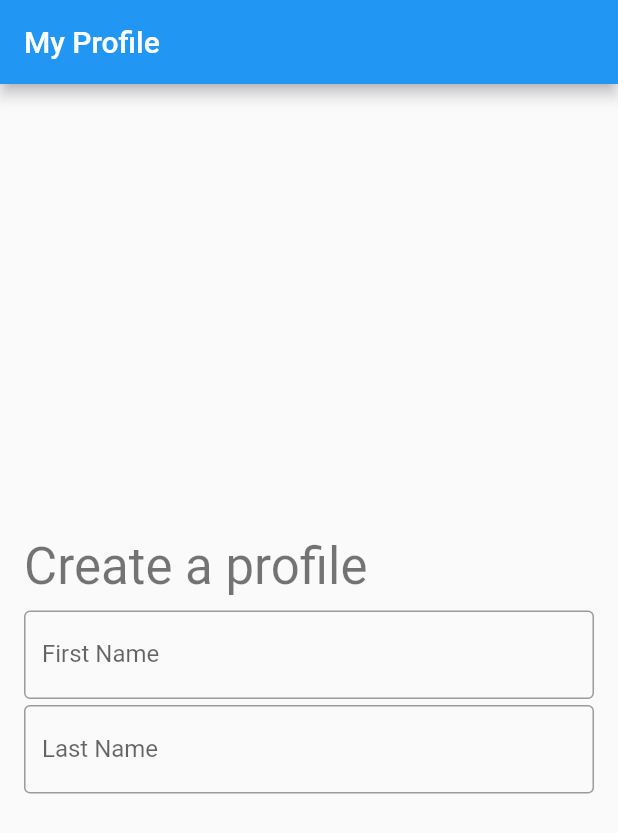
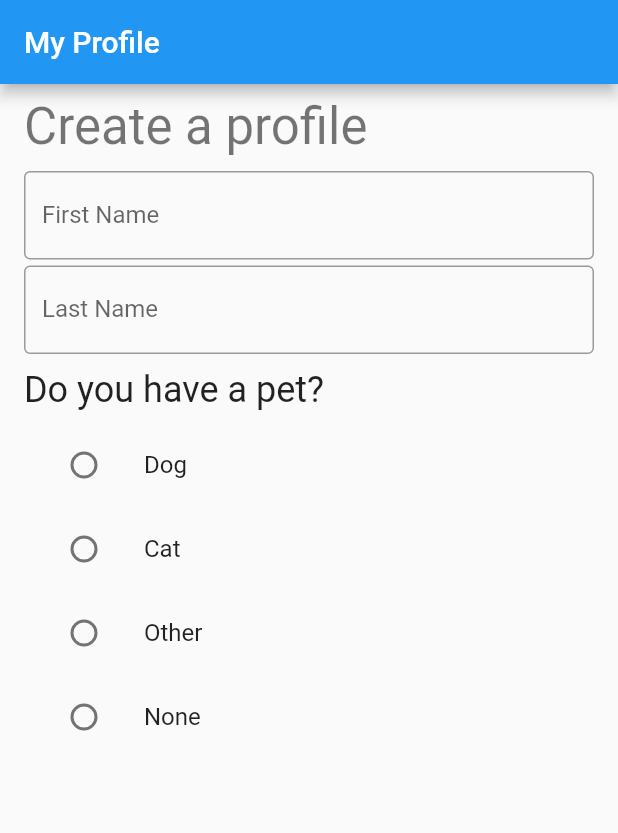
Before and after one commit to songyang-dev/vanier-mobile-interactive-widgets, a Flutter app: the screen it shows after launch, on a phone screen of 412 x 824 dp. Shown: the top 833 px of the screen. Run offline on Flutter 3.47's test engine with Material 2 defaults, Android fonts, the phone set to English and light mode, and no system bars.

```diff
--- a/lib/home/home.dart
+++ b/lib/home/home.dart
@@ -1,4 +1,7 @@
 import 'package:flutter/material.dart';
+
+import 'name.dart';
+import 'pet.dart';
 
 class HomeScreen extends StatelessWidget {
   const HomeScreen({super.key});
@@ -30,7 +33,9 @@ class _PersonalFormState extends State<PersonalForm> {
     return Center(
       child: Padding(
         padding: const EdgeInsets.symmetric(horizontal: 16.0),
-        child: Column(
+        child: ListView(
+          children: [
+            Column(
               mainAxisAlignment: MainAxisAlignment.center,
               crossAxisAlignment: CrossAxisAlignment.start,
               children: [
@@ -41,15 +46,18 @@ class _PersonalFormState extends State<PersonalForm> {
                     style: Theme.of(context).textTheme.headlineMedium,
                   ),
                 ),
+                NameFields(
+                    firstNameController: _firstNameController,
+                    lastNameController: _lastNameController),
                 Padding(
-              padding: const EdgeInsets.symmetric(vertical: 2.0),
-              child: ShortTextField(
-                  textController: _firstNameController, label: "First Name"),
+                  padding: const EdgeInsets.symmetric(vertical: 8.0),
+                  child: Text(
+                    "Do you have a pet?",
+                    style: Theme.of(context).textTheme.headlineSmall,
                   ),
-            Padding(
-              padding: const EdgeInsets.symmetric(vertical: 2.0),
-              child: ShortTextField(
-                  textController: _lastNameController, label: "Last Name"),
+                ),
+                const PetChoices(),
+              ],
             ),
           ],
         ),
@@ -57,25 +65,3 @@ class _PersonalFormState extends State<PersonalForm> {
     );
   }
 }
-
-class ShortTextField extends StatelessWidget {
-  const ShortTextField({
-    super.key,
-    required this.textController,
-    required this.label,
-  });
-
-  final TextEditingController textController;
-  final String label;
-
-  @override
-  Widget build(BuildContext context) {
-    return TextField(
-      controller: textController,
-      decoration: InputDecoration(
-        border: const OutlineInputBorder(),
-        labelText: label,
-      ),
-    );
-  }
-}
--- /dev/null
+++ b/lib/home/name.dart
@@ -0,0 +1,32 @@
+import 'package:flutter/material.dart';
+import '../shared/shared.dart';
+
+class NameFields extends StatelessWidget {
+  const NameFields({
+    super.key,
+    required TextEditingController firstNameController,
+    required TextEditingController lastNameController,
+  })  : _firstNameController = firstNameController,
+        _lastNameController = lastNameController;
+
+  final TextEditingController _firstNameController;
+  final TextEditingController _lastNameController;
+
+  @override
+  Widget build(BuildContext context) {
+    return Column(
+      children: [
+        Padding(
+          padding: const EdgeInsets.symmetric(vertical: 2.0),
+          child: ShortTextField(
+              textController: _firstNameController, label: "First Name"),
+        ),
+        Padding(
+          padding: const EdgeInsets.symmetric(vertical: 2.0),
+          child: ShortTextField(
+              textController: _lastNameController, label: "Last Name"),
+        ),
+      ],
+    );
+  }
+}
--- /dev/null
+++ b/lib/home/pet.dart
@@ -0,0 +1,70 @@
+import 'package:flutter/material.dart';
+
+enum Pets { dog, cat, other, none }
+
+class PetChoices extends StatefulWidget {
+  const PetChoices({super.key});
+
+  @override
+  State<PetChoices> createState() => _PetChoicesState();
+}
+
+class _PetChoicesState extends State<PetChoices> {
+  Pets? _selectedPet;
+
+  @override
+  Widget build(BuildContext context) {
+    return Column(
+      children: <Widget>[
+        ListTile(
+          title: const Text("Dog"),
+          leading: Radio<Pets>(
+            value: Pets.dog,
+            groupValue: _selectedPet,
+            onChanged: (Pets? value) {
+              setState(() {
+                _selectedPet = value;
+              });
+            },
+          ),
+        ),
+        ListTile(
+          title: const Text("Cat"),
+          leading: Radio<Pets>(
+            value: Pets.cat,
+            groupValue: _selectedPet,
+            onChanged: (Pets? value) {
+              setState(() {
+                _selectedPet = value;
+              });
+            },
+          ),
+        ),
+        ListTile(
+          title: const Text("Other"),
+          leading: Radio<Pets>(
+            value: Pets.other,
+            groupValue: _selectedPet,
+            onChanged: (Pets? value) {
+              setState(() {
+                _selectedPet = value;
+              });
+            },
+          ),
+        ),
+        ListTile(
+          title: const Text("None"),
+          leading: Radio<Pets>(
+            value: Pets.none,
+            groupValue: _selectedPet,
+            onChanged: (Pets? value) {
+              setState(() {
+                _selectedPet = value;
+              });
+            },
+          ),
+        ),
+      ],
+    );
+  }
+}
--- /dev/null
+++ b/lib/shared/shared.dart
@@ -0,0 +1 @@
+export 'short_text_field.dart';
--- /dev/null
+++ b/lib/shared/short_text_field.dart
@@ -0,0 +1,23 @@
+import 'package:flutter/material.dart';
+
+class ShortTextField extends StatelessWidget {
+  const ShortTextField({
+    super.key,
+    required this.textController,
+    required this.label,
+  });
+
+  final TextEditingController textController;
+  final String label;
+
+  @override
+  Widget build(BuildContext context) {
+    return TextField(
+      controller: textController,
+      decoration: InputDecoration(
+        border: const OutlineInputBorder(),
+        labelText: label,
+      ),
+    );
+  }
+}
```
Lines whose indentation alone changed are shown as unchanged.
